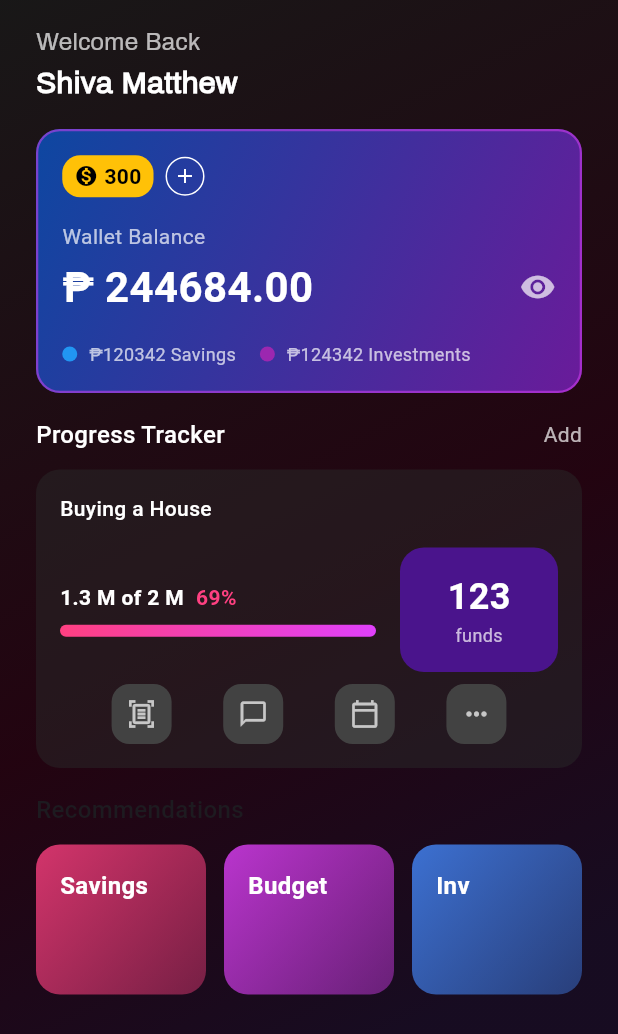
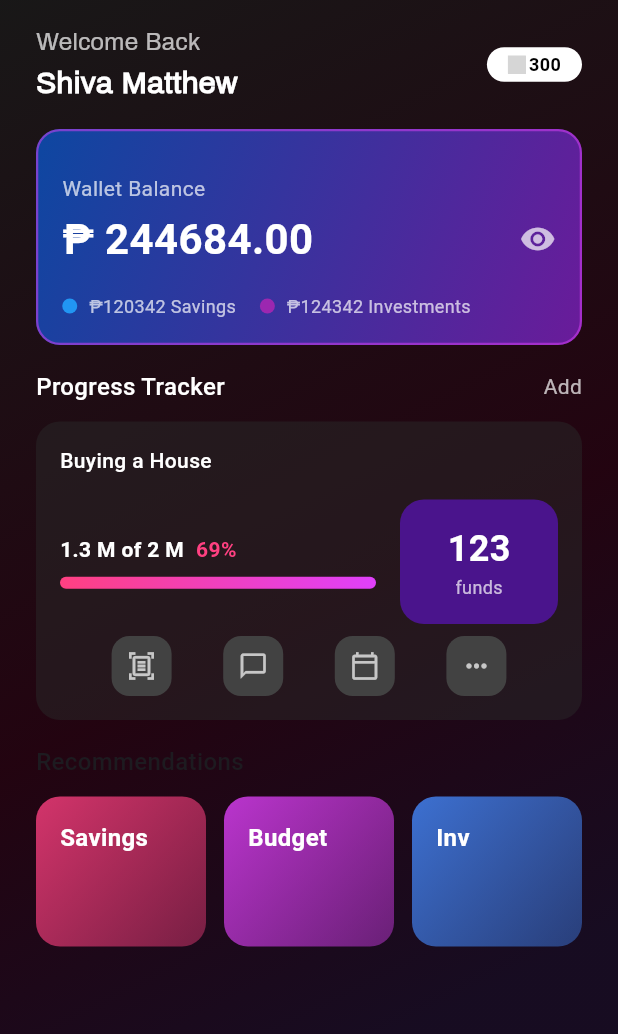
Before and after one commit to Sinichi2/itsproject, a Flutter app: the Homepage screen opened directly, on a phone screen of 412 x 824 dp. Shown: the top 1034 px of the screen. Run offline on Flutter 3.47's test engine with Material 3 defaults, Android fonts, the phone set to English and light mode, and no system bars; our stand-ins replace flutter_svg, google_generative_ai; project files that could hold a hidden picture were left out; grey boxes are pictures that could not be loaded.

Commit message:
pushing this to the repository

```diff
--- a/lib/screens/homepage.dart
+++ b/lib/screens/homepage.dart
@@ -1,5 +1,6 @@
 import 'package:flutter/material.dart';
-import '../components/navigationbar.dart'; // Import the navigation bar (MainApp)
+import '../components/navigationbar.dart';
+import 'package:flutter_svg/flutter_svg.dart';
 
 class Homepage extends StatefulWidget {
   const Homepage({Key? key}) : super(key: key);
@@ -54,13 +55,18 @@ class _HomepageScreenState extends State<Homepage> {
                     // Dashboard header
                     Padding(
                       padding: const EdgeInsets.only(top: 16.0),
-                      child: Text(
+                      child: Row(
+                        mainAxisAlignment: MainAxisAlignment.spaceBetween,
+                        children: [
+                          Column(
+                            crossAxisAlignment: CrossAxisAlignment.start,
+                            children: [
+                              Text(
                                 'Welcome Back',
                                 style: TextStyle(
                                   color: Colors.white.withOpacity(0.7),
                                   fontSize: 16,
                                   fontFamily: 'Archivo',
-                        ),
                                 ),
                               ),
                               //Shiva Matthew
@@ -76,6 +82,47 @@ class _HomepageScreenState extends State<Homepage> {
                                   ),
                                 ),
                               ),
+                            ],
+                          ),
+                          //Flow points
+                          Container(
+                            padding: const EdgeInsets.symmetric(
+                              vertical: 3.0,
+                              horizontal: 14.0,
+                            ),
+                            decoration: BoxDecoration(
+                              color: Color(0xffffffff),
+                              borderRadius: BorderRadius.circular(12.0),
+                            ),
+                            child: Row(
+                              children: [
+                                // Use SvgPicture.asset directly
+                                SvgPicture.asset(
+                                  'assets/images/Coin.svg',
+                                  width: 12.0, // Set the width directly
+                                  height: 12.0, // Set the height directly
+                                  fit: BoxFit.contain,
+                                  colorFilter: ColorFilter.mode(
+                                    Colors.black,
+                                    BlendMode.srcIn,
+                                  ), // Apply color
+                                ),
+                                SizedBox(width: 2),
+                                Text(
+                                  '300',
+                                  style: TextStyle(
+                                    color: Colors.black,
+                                    fontSize: 12,
+                                    fontWeight: FontWeight.bold,
+                                  ),
+                                ),
+                              ],
+                            ),
+                          ),
+                        ],
+                      ),
+                    ),
+
                     // Wallet card
                     Container(
                       margin: const EdgeInsets.only(top: 16.0),
@@ -98,58 +145,7 @@ class _HomepageScreenState extends State<Homepage> {
                       child: Column(
                         crossAxisAlignment: CrossAxisAlignment.start,
                         children: [
-                          // Welcome section
-                          Row(
-                            mainAxisAlignment: MainAxisAlignment.spaceBetween,
-                            children: [
-                              Row(
-                                children: [
-                                  Container(
-                                    padding: const EdgeInsets.symmetric(
-                                      horizontal: 8.0,
-                                      vertical: 4.0,
-                                    ),
-                                    decoration: BoxDecoration(
-                                      color: Colors.amber,
-                                      borderRadius: BorderRadius.circular(12.0),
-                                    ),
-                                    child: Row(
-                                      children: const [
-                                        Icon(
-                                          Icons.monetization_on,
-                                          size: 16.0,
-                                          color: Colors.black,
-                                        ),
-                                        SizedBox(width: 4.0),
-                                        Text(
-                                          '300',
-                                          style: TextStyle(
-                                            color: Colors.black,
-                                            fontWeight: FontWeight.bold,
-                                          ),
-                                        ),
-                                      ],
-                                    ),
-                                  ),
-                                  const SizedBox(width: 8.0),
-                                  Container(
-                                    padding: const EdgeInsets.all(4.0),
-                                    decoration: BoxDecoration(
-                                      shape: BoxShape.circle,
-                                      border: Border.all(color: Colors.white),
-                                    ),
-                                    child: const Icon(
-                                      Icons.add,
-                                      color: Colors.white,
-                                      size: 16.0,
-                                    ),
-                                  ),
-                                ],
-                              ),
-                            ],
-                          ),
-
-                          const SizedBox(height: 16.0),
+                          const SizedBox(height: 12.0),
 
                           // Wallet balance
                           Column(
```
Also changed, not shown: assets/images/Coin.svg (added). Lines whose indentation alone changed are shown as unchanged.
